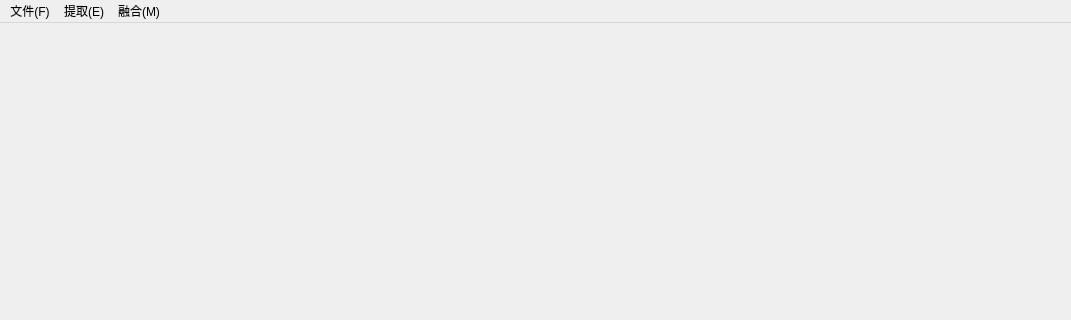
First picture: the form in 2021-Homework5/Grabcut/mainwindow.ui, repository speedzjy/2021-DIP, before the edit; both pictures show x 0 to 1071 and y 0 to 320 of the 1071 by 566 pixel window.
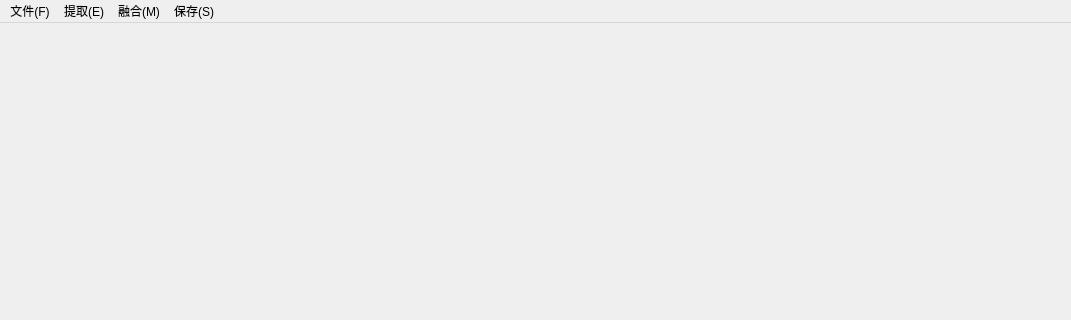
Second picture: the form after the edit.

Diff of the .ui file:
```diff
--- a/2021-Homework5/Grabcut/mainwindow.ui
+++ b/2021-Homework5/Grabcut/mainwindow.ui
@@ -43,9 +43,16 @@
     </property>
     <addaction name="actionMorph"/>
    </widget>
+   <widget class="QMenu" name="menu">
+    <property name="title">
+     <string>保存(S)</string>
+    </property>
+    <addaction name="actionSave"/>
+   </widget>
    <addaction name="menu_F"/>
    <addaction name="menu_E"/>
    <addaction name="menu_Morph"/>
+   <addaction name="menu"/>
   </widget>
   <widget class="QStatusBar" name="statusbar"/>
   <action name="actionNewImage">
```
Left out of the diff: 5 changed lines with no effect on the pictures.
